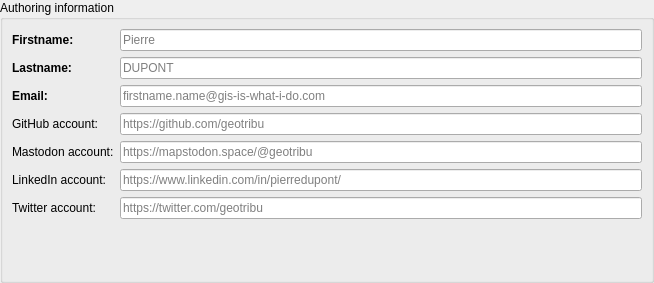
Old version of the form qtribu/gui/wdg_authoring.ui in the repository geotribu/qtribu.
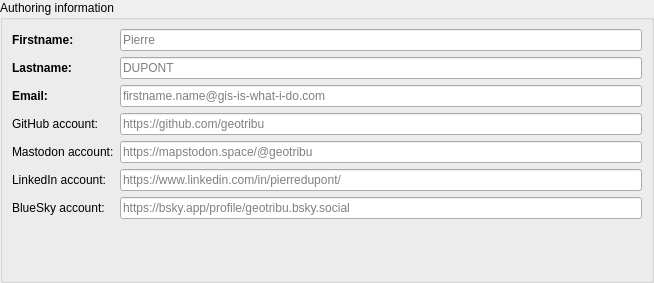
New version of the form. Custom widgets are drawn as their Qt base class.

Commit message: update(ui): replace twitter with Bluesky

```diff
--- a/qtribu/gui/wdg_authoring.ui
+++ b/qtribu/gui/wdg_authoring.ui
@@ -185,14 +185,14 @@
          <string>Used during broadcasting to credit author.</string>
         </property>
         <property name="text">
-         <string>Twitter account:</string>
+         <string>BlueSky account:</string>
         </property>
        </widget>
       </item>
       <item row="8" column="1">
        <widget class="QLineEdit" name="lne_twitter_account">
         <property name="placeholderText">
-         <string notr="true">https://twitter.com/geotribu</string>
+         <string notr="true">https://bsky.app/profile/geotribu.bsky.social</string>
         </property>
         <property name="clearButtonEnabled">
          <bool>true</bool>
```
Left out of the diff: 4 changed lines with no effect on the pictures. The commit also changes 2 other files.
